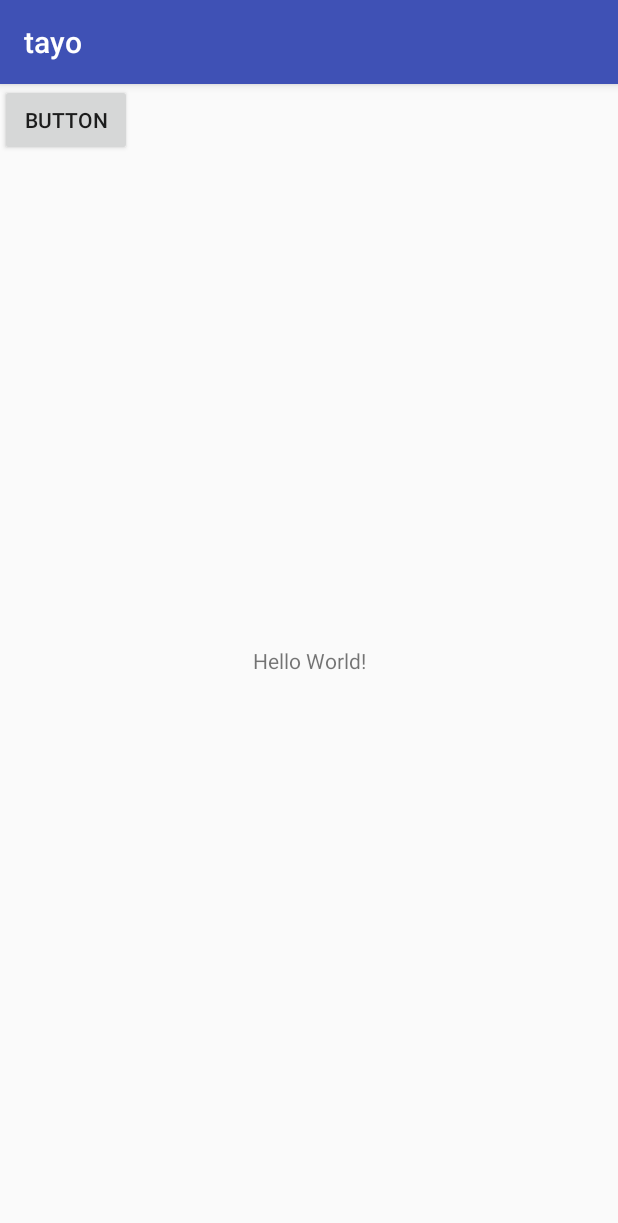
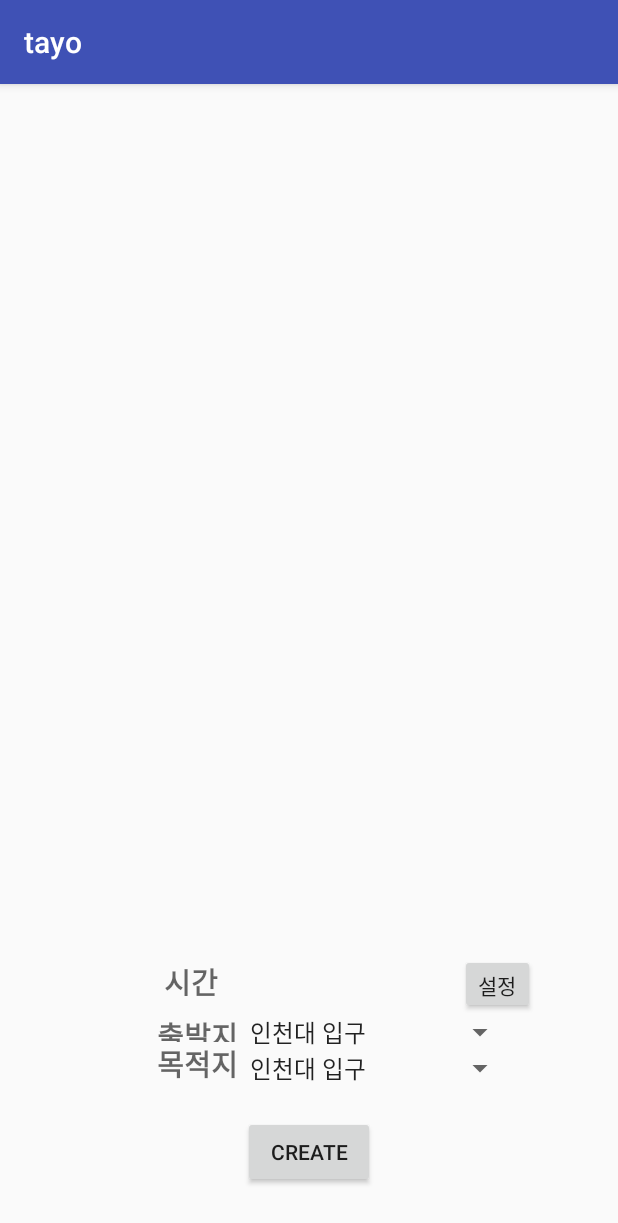
Before and after one commit to j2wooooo/MoyeoTayo, an Android app: the screen it shows after launch (MainActivity before the commit, MapActivity after it), on a phone screen of 412 x 824 dp. Shown: the top 1223 px of the screen. Run offline under Robolectric (Android 15) with nearby library versions, the phone set to English and light mode, and no system bars.

Commit message:
지도(layout1)

```diff
--- a/app/build.gradle
+++ b/app/build.gradle
@@ -27,4 +27,5 @@ dependencies {
     compile 'com.android.support:appcompat-v7:25.3.1'
     compile 'com.android.support.constraint:constraint-layout:1.0.2'
     testCompile 'junit:junit:4.12'
+    compile 'com.google.android.gms:play-services-maps:10.2.1'
 }
--- a/app/src/main/AndroidManifest.xml
+++ b/app/src/main/AndroidManifest.xml
@@ -16,6 +16,7 @@
                 <category android:name="android.intent.category.LAUNCHER" />
             </intent-filter>
         </activity>
+        <activity android:name=".MapActivity"></activity>
     </application>
 
 </manifest>
--- a/app/src/main/java/com/example/qhdud/tayo/MainActivity.java
+++ b/app/src/main/java/com/example/qhdud/tayo/MainActivity.java
@@ -1,7 +1,8 @@
 package com.example.qhdud.tayo;
 
+import android.content.Intent;
+import android.os.Bundle;
 import android.support.v7.app.AppCompatActivity;
-import android.os.Bundle;
 
 public class MainActivity extends AppCompatActivity {
 
@@ -9,6 +10,6 @@ public class MainActivity extends AppCompatActivity {
     protected void onCreate(Bundle savedInstanceState) {
         super.onCreate(savedInstanceState);
         setContentView(R.layout.activity_main);
-        //
+        startActivity(new Intent(this, MapActivity.class));
     }
 }
--- /dev/null
+++ b/app/src/main/java/com/example/qhdud/tayo/MapActivity.java
@@ -0,0 +1,121 @@
+package com.example.qhdud.tayo;
+
+
+import android.app.TimePickerDialog;
+import android.icu.util.Calendar;
+import android.os.Bundle;
+import android.support.v7.app.AppCompatActivity;
+import android.view.View;
+import android.widget.ArrayAdapter;
+import android.widget.Button;
+import android.widget.Spinner;
+import android.widget.TextView;
+import android.widget.TimePicker;
+import android.widget.Toast;
+
+import static com.example.qhdud.tayo.R.id.create_button;
+import static com.example.qhdud.tayo.R.id.time_button;
+
+public class MapActivity extends AppCompatActivity {
+
+    @Override
+    protected void onCreate(Bundle savedInstanceState) {
+        super.onCreate(savedInstanceState);
+        setContentView(R.layout.activity_map);
+        //create 버튼
+        Button create_btn = (Button)findViewById(create_button);
+        create_btn.setOnClickListener(new View.OnClickListener(){
+            @Override
+            public void onClick(View v)
+            {
+                TextView CheckAll = (TextView)findViewById(R.id.tv);
+                if(CheckAll.getText() == "")
+                {
+                    (Toast.makeText(getApplicationContext(),"시간을 선택해주세요!",Toast.LENGTH_LONG)).show();
+                }
+                else {
+                    //startActivity(new Intent(this, 채팅.class));
+                }
+            }
+        });
+
+        //시간 설정 버튼
+        Button time_btn = (Button) findViewById(time_button);
+        time_btn.setOnClickListener(new View.OnClickListener(){
+            @Override
+            public void onClick(View v)
+            {
+                Dialog_TimePicker();
+            }
+        });
+
+        //출발(출발지)
+        final String[] Ddata = getResources().getStringArray(R.array.map_departure);
+        Spinner departureSpinner = (Spinner)findViewById(R.id.departure);
+        ArrayAdapter departureAdapter = ArrayAdapter.createFromResource(this, R.array.map_departure, android.R.layout.simple_spinner_item);
+        departureAdapter.setDropDownViewResource(android.R.layout.simple_dropdown_item_1line);
+        departureSpinner.setAdapter(departureAdapter);
+       /* departureSpinner.setOnItemSelectedListener(new AdapterView.OnItemSelectedListener(){
+
+            @Override
+            public void onItemSelected(AdapterView<?> parent, View view, int position, long id)
+            {
+                //여기에 Ddata[i] 지도 보여주는거 넣으면 될듯
+            }
+            @Override
+            public void onNothingSelected(AdapterView<?> parent){}
+        });*/
+        //도착(목적지)
+        final String[] Adata = getResources().getStringArray(R.array.map_arrival);
+        Spinner arrivalSpinner = (Spinner)findViewById(R.id.arrival);
+        ArrayAdapter arrivalAdapter = ArrayAdapter.createFromResource(this, R.array.map_arrival, android.R.layout.simple_spinner_item);
+        arrivalAdapter.setDropDownViewResource(android.R.layout.simple_dropdown_item_1line);
+        arrivalSpinner.setAdapter(arrivalAdapter);
+        /*arrivalSpinner.setOnItemSelectedListener(new AdapterView.OnItemSelectedListener(){
+
+            @Override
+            public void onItemSelected(AdapterView<?> parent, View view, int position, long id)
+            {
+                //여기에 Ddata[i] Adata[i] 지도 보여주는거 넣으면 될듯
+            }
+            @Override
+            public void onNothingSelected(AdapterView<?> parent){}
+        });*/
+    }
+
+    private void Dialog_TimePicker() {
+
+        TimePickerDialog.OnTimeSetListener mTimeSetListener = new TimePickerDialog.OnTimeSetListener()
+        {
+            public void onTimeSet(TimePicker view, int hourOfDay, int minute) {
+
+                TextView tv = (TextView)findViewById(R.id.tv);
+                tv.setText("");//clear
+                tv.clearComposingText();
+                int currentHour;
+                if(hourOfDay > 12)
+                {
+                    currentHour = hourOfDay-12;
+                    tv.setText(tv.getText() + "오후 "+ String.valueOf(currentHour) + "시" + String.valueOf(minute)+"분");
+                }
+                else if (hourOfDay == 12)
+                {
+                    currentHour = hourOfDay;
+                    tv.setText(tv.getText() + "오후 "+ String.valueOf(currentHour) + "시" + String.valueOf(minute)+"분");
+                }
+                else//오전
+                {
+                    currentHour = hourOfDay;
+                    tv.setText(tv.getText() + "오전 " + String.valueOf(currentHour) + "시" + String.valueOf(minute)+"분");
+                }
+
+            }
+        };
+        final Calendar cal = Calendar.getInstance();
+        int hour = cal.get(Calendar.HOUR_OF_DAY);
+        int minute = cal.get(Calendar.MINUTE);
+        TimePickerDialog alert = new TimePickerDialog(this,android.R.style.Theme_Holo_Light_Dialog, mTimeSetListener,hour,minute, false);
+        alert.show();
+    }
+
+}
--- /dev/null
+++ b/app/src/main/res/layout/activity_map.xml
@@ -0,0 +1,99 @@
+<?xml version="1.0" encoding="utf-8"?>
+<RelativeLayout xmlns:android="http://schemas.android.com/apk/res/android"
+    android:layout_height="match_parent"
+    android:layout_width="match_parent">
+
+    <LinearLayout
+        android:layout_width="198dp"
+        android:layout_height="wrap_content"
+        android:orientation="vertical"
+        android:layout_marginBottom="100dp"
+        android:id="@+id/linearLayout2"
+        android:layout_marginEnd="55dp"
+        android:layout_alignParentBottom="true"
+        android:layout_alignParentEnd="true">
+
+        <Spinner
+            android:id="@+id/departure"
+            android:layout_width="wrap_content"
+            android:layout_height="wrap_content"
+            android:layout_weight="1" />
+
+        <Spinner
+            android:id="@+id/arrival"
+            android:layout_width="wrap_content"
+            android:layout_height="wrap_content"
+            android:layout_weight="1" />
+
+    </LinearLayout>
+
+    <TextView
+        android:id="@+id/textView2"
+        android:layout_width="wrap_content"
+        android:layout_height="wrap_content"
+        android:text="출발지"
+        android:textAppearance="?android:attr/textAppearanceMedium"
+        android:textSize="19sp"
+        android:textStyle="bold"
+        android:layout_alignTop="@+id/linearLayout2"
+        android:layout_toStartOf="@+id/linearLayout2"
+        android:layout_above="@+id/textView3" />
+
+    <TextView
+        android:id="@+id/textView4"
+        android:layout_width="wrap_content"
+        android:layout_height="wrap_content"
+        android:text=" 시간 "
+        android:textAppearance="?android:attr/textAppearanceMedium"
+        android:textSize="19sp"
+        android:textStyle="bold"
+        android:layout_alignBaseline="@+id/time_button"
+        android:layout_alignBottom="@+id/time_button"
+        android:layout_alignStart="@+id/textView3" />
+
+    <TextView
+        android:id="@+id/textView3"
+        android:layout_width="wrap_content"
+        android:layout_height="wrap_content"
+        android:text="목적지"
+        android:textAppearance="?android:attr/textAppearanceMedium"
+        android:textSize="19sp"
+        android:textStyle="bold"
+        android:layout_alignBottom="@+id/linearLayout2"
+        android:layout_toStartOf="@+id/linearLayout2" />
+
+    <Button
+        android:id="@+id/create_button"
+        android:layout_width="wrap_content"
+        android:layout_height="wrap_content"
+        android:layout_below="@+id/textView3"
+        android:layout_centerHorizontal="true"
+        android:layout_marginTop="20dp"
+        android:text="create" />
+
+    <Button
+        android:id="@+id/time_button"
+        android:layout_width="50dp"
+        android:layout_height="40dp"
+        android:text="설정"
+        android:layout_above="@+id/linearLayout2"
+        android:layout_alignEnd="@+id/linearLayout2" />
+
+    <TextView
+        android:id="@+id/tv"
+        android:layout_width="wrap_content"
+        android:layout_height="wrap_content"
+        android:layout_alignStart="@+id/create_button"
+        android:layout_alignTop="@+id/textView4"
+        android:textSize="17sp"
+        android:visibility="visible" />
+
+    <com.google.android.gms.maps.MapView
+        android:id="@+id/mapView"
+        android:layout_width="wrap_content"
+        android:layout_height="wrap_content"
+        android:layout_alignParentTop="true"
+        android:layout_centerHorizontal="true"
+        android:layout_marginTop="133dp" />
+
+</RelativeLayout>
--- /dev/null
+++ b/app/src/main/res/values/arrays.xml
@@ -0,0 +1,62 @@
+<?xml version="1.0" encoding="utf-8"?>
+<resources>
+    <string-array name="map_timer1">
+        <item>오전</item>
+        <item>오후</item>
+    </string-array>
+
+    <string-array name="map_timer2">
+        <item>1시</item>
+        <item>2시</item>
+        <item>3시</item>
+        <item>4시</item>
+        <item>5시</item>
+        <item>6시</item>
+        <item>7시</item>
+        <item>8시</item>
+        <item>9시</item>
+        <item>10시</item>
+        <item>11시</item>
+        <item>12시</item>
+    </string-array>
+
+    <string-array name="map_timer3">
+        <item>5분</item>
+        <item>10분</item>
+        <item>15분</item>
+        <item>20분</item>
+        <item>25분</item>
+        <item>30분</item>
+        <item>35분</item>
+        <item>40분</item>
+        <item>45분</item>
+        <item>50분</item>
+        <item>55분</item>
+        <item>정각</item>
+    </string-array>
+
+    <string-array name="map_departure">
+        <item>인천대 입구</item>
+        <item>인천대 정문</item>
+        <item>인천대 자연과학대</item>
+        <item>인천대 공대</item>
+        <item>캠퍼스타운역</item>
+        <item>지식정보단지역</item>
+        <item>테크노파크역</item>
+        <item>동막역</item>
+        <item>선학역</item>
+    </string-array>
+
+    <string-array name="map_arrival">
+        <item>인천대 입구</item>
+        <item>인천대 정문</item>
+        <item>인천대 자연과학대</item>
+        <item>인천대 공대</item>
+        <item>캠퍼스타운역</item>
+        <item>지식정보단지역</item>
+        <item>테크노파크역</item>
+        <item>동막역</item>
+        <item>선학역</item>
+    </string-array>
+
+</resources>
```
